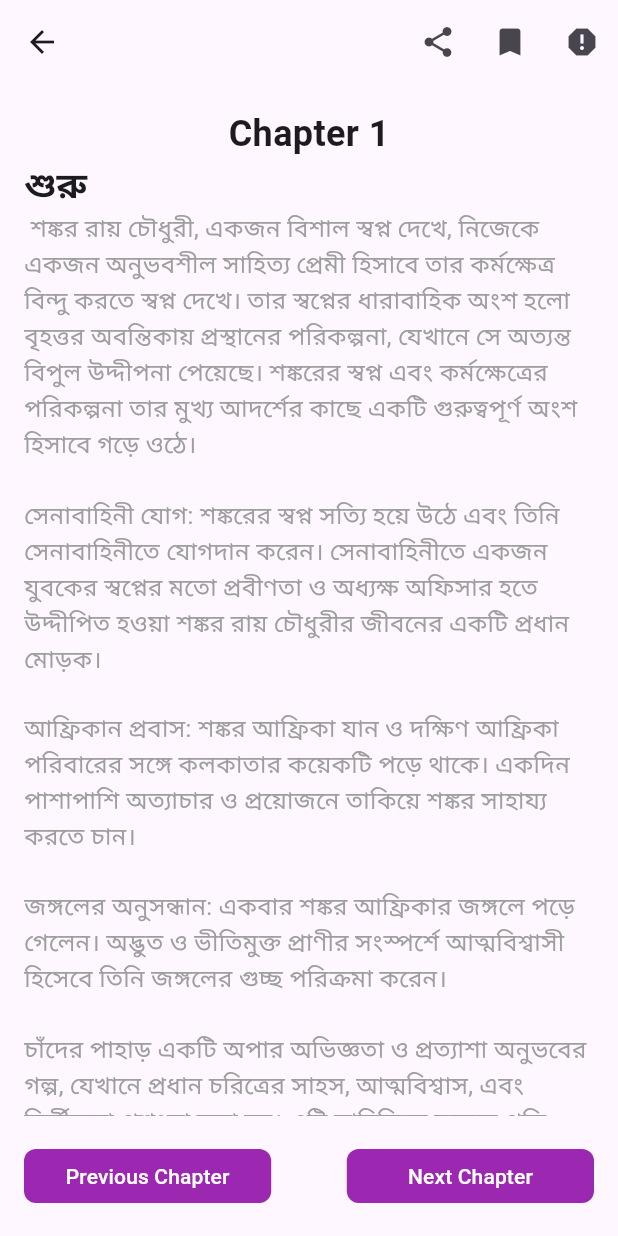
After one commit to sabirklm/storyverse, a Flutter app: the screen it shows after launch, after a tap on "চাঁদের পাহাড়", on a phone screen of 412 x 824 dp. The commit adds this screen. Run offline on Flutter 3.47's test engine with Material 3 defaults, Android fonts, the phone set to English and light mode, and no system bars; our stand-ins replace flutter_animate, google_fonts; network calls fail; Roboto replaces fonts that are missing (Sen).

Commit message:
reading screen

```diff
--- a/lib/main.dart
+++ b/lib/main.dart
@@ -2,6 +2,7 @@ import 'package:flutter/material.dart';
 
 import 'app.dart';
 
-void main() {
+void main() async {
+  WidgetsFlutterBinding.ensureInitialized();
   runApp(const MyApp());
 }
--- a/lib/mock_data/story_type_mock_data.dart
+++ b/lib/mock_data/story_type_mock_data.dart
@@ -9,3 +9,14 @@ List<String> homeScreenItems = [
   'Reading Challenges',
   'Social Features',
 ];
+
+var chapter1 =
+    """ শঙ্কর রায় চৌধুরী, একজন বিশাল স্বপ্ন দেখে, নিজেকে একজন অনুভবশীল সাহিত্য প্রেমী হিসাবে তার কর্মক্ষেত্র বিন্দু করতে স্বপ্ন দেখে। তার স্বপ্নের ধারাবাহিক অংশ হলো বৃহত্তর অবন্তিকায় প্রস্থানের পরিকল্পনা, যেখানে সে অত্যন্ত বিপুল উদ্দীপনা পেয়েছে। শঙ্করের স্বপ্ন এবং কর্মক্ষেত্রের পরিকল্পনা তার মুখ্য আদর্শের কাছে একটি গুরুত্বপূর্ণ অংশ হিসাবে গড়ে ওঠে।
+
+সেনাবাহিনী যোগ: শঙ্করের স্বপ্ন সত্যি হয়ে উঠে এবং তিনি সেনাবাহিনীতে যোগদান করেন। সেনাবাহিনীতে একজন যুবকের স্বপ্নের মতো প্রবীণতা ও অধ্যক্ষ অফিসার হতে উদ্দীপিত হওয়া শঙ্কর রায় চৌধুরীর জীবনের একটি প্রধান মোড়ক।
+
+আফ্রিকান প্রবাস: শঙ্কর আফ্রিকা যান ও দক্ষিণ আফ্রিকা পরিবারের সঙ্গে কলকাতার কয়েকটি পড়ে থাকে। একদিন পাশাপাশি অত্যাচার ও প্রয়োজনে তাকিয়ে শঙ্কর সাহায্য করতে চান।
+
+জঙ্গলের অনুসন্ধান: একবার শঙ্কর আফ্রিকার জঙ্গলে পড়ে গেলেন। অদ্ভুত ও ভীতিমুক্ত প্রাণীর সংস্পর্শে আত্মবিশ্বাসী হিসেবে তিনি জঙ্গলের গুচ্ছ পরিক্রমা করেন।
+
+চাঁদের পাহাড় একটি অপার অভিজ্ঞতা ও প্রত্যাশা অনুভবের গল্প, যেখানে প্রধান চরিত্রের সাহস, আত্মবিশ্বাস, এবং নির্ভীকতা প্রশংসা করা হয়। এটি সাহিত্যিক মূল্যের প্রতি আকর্ষণীয় একটি উপন্যাস।""";
--- a/lib/views/screens/home/home_screen.dart
+++ b/lib/views/screens/home/home_screen.dart
@@ -1,4 +1,5 @@
 import 'package:flutter/material.dart';
+import 'package:storyverse/views/screens/home/story_details_screen.dart';
 
 import '../../widgets/story_card.dart';
 
@@ -14,7 +15,18 @@ class HomeScreen extends StatelessWidget {
             children: [
               ...List.generate(
                 10,
-                (index) => const StoryCard(),
+                (index) => StoryCard(
+                  onTapStoryCard: () {
+                    Navigator.push(
+                      context,
+                      MaterialPageRoute(
+                        builder: (context) {
+                          return const StoryDetailsScreen();
+                        },
+                      ),
+                    );
+                  },
+                ),
               ),
             ],
           )
--- /dev/null
+++ b/lib/views/screens/home/story_details_screen.dart
@@ -0,0 +1,121 @@
+import 'package:flutter/material.dart';
+import 'package:google_fonts/google_fonts.dart';
+import 'package:storyverse/mock_data/story_type_mock_data.dart';
+
+class StoryDetailsScreen extends StatelessWidget {
+  const StoryDetailsScreen({super.key});
+
+  @override
+  Widget build(BuildContext context) {
+    // TODO: Implement story details screen
+    var width = MediaQuery.of(context).size.width;
+    var height = MediaQuery.of(context).size.height;
+    return Scaffold(
+      appBar: AppBar(
+        actions: [
+          IconButton(
+            onPressed: () {
+              // TODO: Implement share story
+            },
+            icon: const Icon(Icons.share),
+          ),
+          IconButton(
+            onPressed: () {
+              // TODO: Implement save story
+            },
+            icon: const Icon(Icons.bookmark),
+          ),
+          IconButton(
+            onPressed: () {
+              // TODO: Implement report story
+            },
+            icon: const Icon(Icons.report),
+          ),
+        ],
+      ),
+      body: Column(
+        children: [
+          Expanded(
+            child: ListView(
+              children: [
+                Container(
+                  padding: const EdgeInsets.all(16),
+                  child: Column(
+                    crossAxisAlignment: CrossAxisAlignment.start,
+                    children: [
+                      Center(
+                        child: Text(
+                          "Chapter 1",
+                          style: GoogleFonts.sen(
+                            fontSize: 24,
+                            fontWeight: FontWeight.bold,
+                          ),
+                        ),
+                      ),
+                      Text(
+                        "শুরু",
+                        style: GoogleFonts.sen(
+                          fontSize: 24,
+                          fontWeight: FontWeight.bold,
+                        ),
+                      ),
+                      Text(
+                        chapter1,
+                        style: GoogleFonts.sen(
+                          fontSize: 16,
+                          color: Colors.grey.shade500,
+                        ),
+                      ),
+                    ],
+                  ),
+                ),
+              ],
+            ),
+          ),
+          Container(
+            padding: const EdgeInsets.all(16),
+            child: Row(
+              mainAxisAlignment: MainAxisAlignment.spaceBetween,
+              children: [
+                MaterialButton(
+                  color: Colors.purple,
+                  elevation: 0.0,
+                  shape: RoundedRectangleBorder(
+                    borderRadius: BorderRadius.circular(8),
+                  ),
+                  minWidth: width / 2.5,
+                  child: Text(
+                    "Previous Chapter",
+                    style: GoogleFonts.sen(
+                      color: Colors.white,
+                    ),
+                  ),
+                  onPressed: () {
+                    // TODO: Save the story
+                  },
+                ),
+                MaterialButton(
+                  color: Colors.purple,
+                  elevation: 0.0,
+                  shape: RoundedRectangleBorder(
+                    borderRadius: BorderRadius.circular(8),
+                  ),
+                  minWidth: width / 2.5,
+                  child: Text(
+                    "Next Chapter",
+                    style: GoogleFonts.sen(
+                      color: Colors.white,
+                    ),
+                  ),
+                  onPressed: () {
+                    // TODO: Save the story
+                  },
+                ),
+              ],
+            ),
+          ),
+        ],
+      ),
+    );
+  }
+}
--- a/lib/views/widgets/story_card.dart
+++ b/lib/views/widgets/story_card.dart
@@ -8,14 +8,18 @@ var sampleImage =
     "https://3.bp.blogspot.com/-TNA5U3pd_Ds/VxWzaYUDSYI/AAAAAAAAAes/kQzGWtkZzhcojRQwCng45yKl2xESsWTeACLcB/s1600/22335838bc3928555ab55899d146ce0c0e703c3f.jpg";
 
 class StoryCard extends StatelessWidget {
+  final void Function()? onTapStoryCard;
   const StoryCard({
     super.key,
+    this.onTapStoryCard,
   });
 
   @override
   Widget build(BuildContext context) {
     var width = MediaQuery.of(context).size.width;
-    return Container(
+    return GestureDetector(
+      onTap: onTapStoryCard,
+      child: Container(
         width: width > 225 * 2 ? 225 : width * 0.45,
         padding: const EdgeInsets.all(10),
         margin: const EdgeInsets.symmetric(vertical: 16, horizontal: 10),
@@ -73,6 +77,7 @@ class StoryCard extends StatelessWidget {
             ),
           ],
         ),
+      ),
     );
   }
 }
--- a/pubspec.yaml
+++ b/pubspec.yaml
@@ -41,6 +41,7 @@ dependencies:
   build_runner: ^2.4.8
   json_annotation: ^4.8.1
   flutter_animate: ^4.5.0
+  get: ^4.6.6
 
 dev_dependencies:
   flutter_test:
```
Also changed, not shown: lib/models/story.g.dart, 1 other file. Lines whose indentation alone changed are shown as unchanged.
